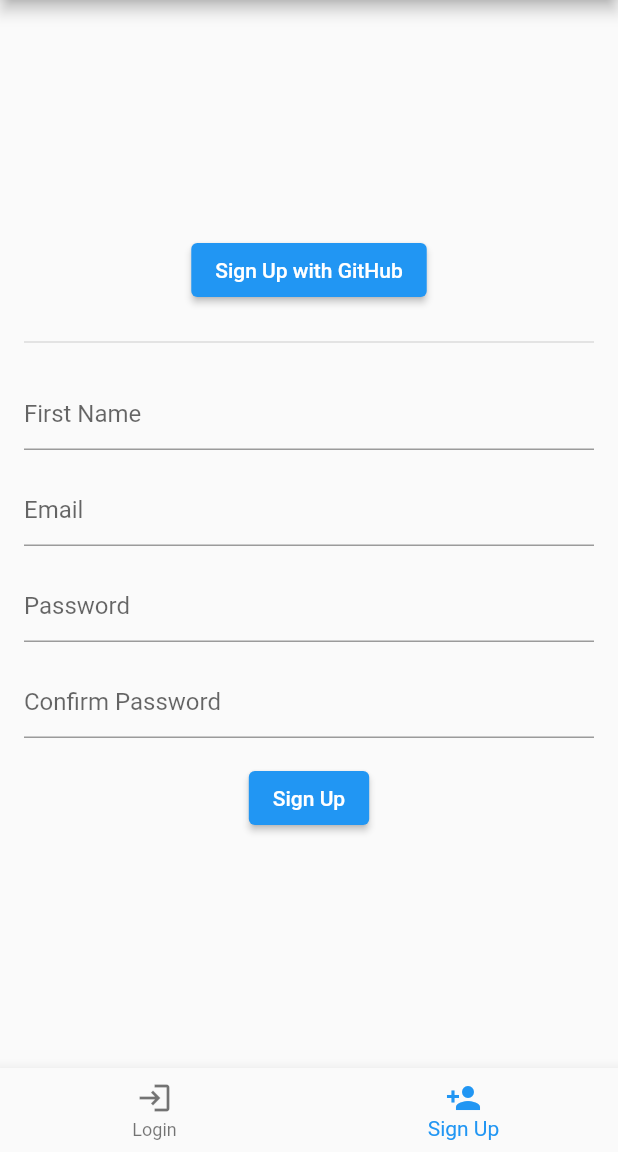
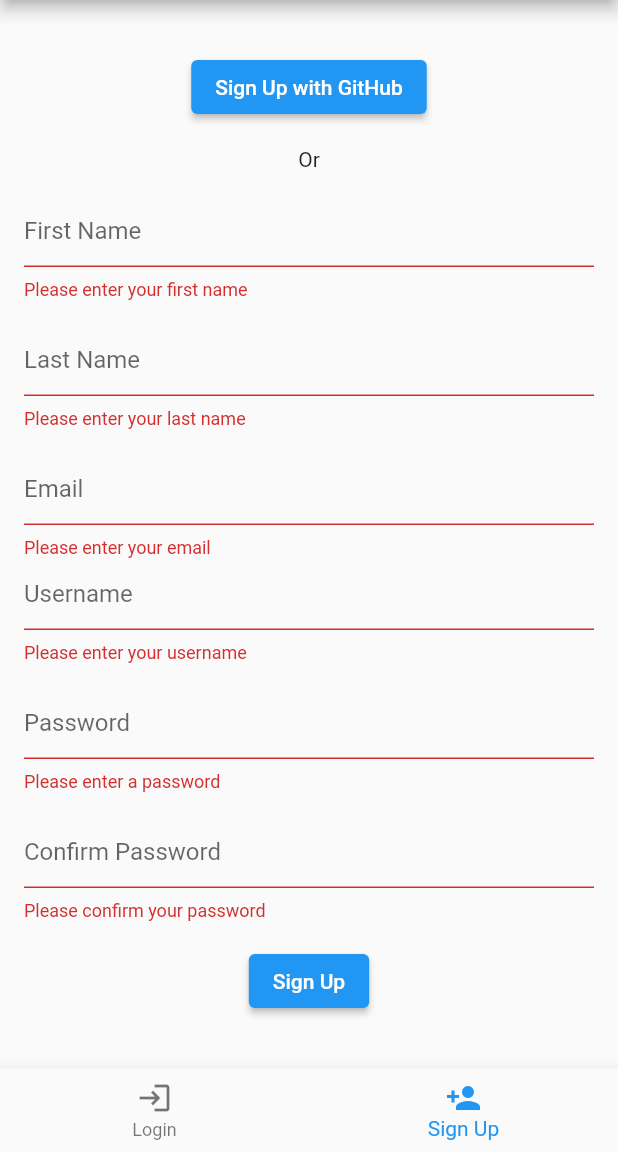
Before and after one commit to kgallego203/chipIn-video-content, a Flutter app: the screen it shows after launch, item 2 of the bottom bar chosen, after a tap on "Sign Up", on a phone screen of 412 x 824 dp, the part 84-1236 px from its top. Run offline on Flutter 3.47's test engine with Material 2 defaults, Android fonts, the phone set to English and light mode, and no system bars; our stand-ins replace appwrite; network calls fail.

Commit message:
authentication feature all done
includes...
- Functional login and signup
- Github OAuth

```diff
--- /dev/null
+++ b/lib/features/authentication/controller/auth_controller.dart
@@ -0,0 +1,87 @@
+import 'package:chipin_video_content/features/authentication/services/auth_service.dart';
+import 'package:chipin_video_content/features/home_page.dart';
+import 'package:flutter/material.dart';
+
+class LoginController {
+  final GlobalKey<FormState> formKey = GlobalKey<FormState>();
+  final TextEditingController emailController = TextEditingController();
+  final TextEditingController passwordController = TextEditingController();
+
+  Future<void> login(BuildContext context) async {
+    final email = emailController.text;
+    final password = passwordController.text;
+
+    try {
+      await AuthService.createSession(context, email, password);
+
+      emailController.text = '';
+      passwordController.text = '';
+
+      Navigator.of(context).push(
+        MaterialPageRoute(
+          builder: (context) => const HomePage(),
+        ),
+      );
+    } catch (error) {
+      ScaffoldMessenger.of(context).showSnackBar(
+        const SnackBar(
+          content: Text('Logged in successfully'),
+        ),
+      );
+    }
+  }
+}
+
+class SignUpController {
+  final GlobalKey<FormState> formKey = GlobalKey<FormState>();
+  final TextEditingController firstNameController = TextEditingController();
+  final TextEditingController lastNameController = TextEditingController();
+  final TextEditingController emailController = TextEditingController();
+  final TextEditingController usernameController = TextEditingController();
+  final TextEditingController passwordController = TextEditingController();
+  final TextEditingController confirmPasswordController =
+      TextEditingController();
+
+  Future<void> signUp(BuildContext context) async {
+    final firstname = firstNameController.text;
+    final lastname = lastNameController.text;
+    final email = emailController.text;
+    final username = usernameController.text;
+    final password = passwordController.text;
+
+    try {
+      await AuthService.createUser(
+        firstname,
+        lastname,
+        username,
+        email,
+        password,
+      );
+
+      firstNameController.text = '';
+      lastNameController.text = '';
+      emailController.text = '';
+      usernameController.text = '';
+      passwordController.text = '';
+      confirmPasswordController.text = '';
+
+      const snackBar = SnackBar(
+        content: Text('Account Created!'),
+      );
+      ScaffoldMessenger.of(context).showSnackBar(snackBar);
+
+      await AuthService.createSession(context, email, password);
+
+      Navigator.of(context).push(
+        MaterialPageRoute(
+          builder: (context) => const HomePage(),
+        ),
+      );
+    } catch (error) {
+      final snackbar = SnackBar(
+        content: Text('Error creating account: $error'),
+      );
+      ScaffoldMessenger.of(context).showSnackBar(snackbar);
+    }
+  }
+}
--- /dev/null
+++ b/lib/features/authentication/services/auth_service.dart
@@ -0,0 +1,52 @@
+import 'package:appwrite/appwrite.dart';
+import 'package:chipin_video_content/appwrite/appwrite_service.dart';
+import 'package:flutter/material.dart';
+
+class AuthService {
+  static final Client client = AppwriteService.getClient();
+  static final Account account = Account(client);
+  static final Databases databases = Databases(client);
+
+  // * Signup method
+  static Future<void> createUser(String firstname, String lastname,
+      String username, String email, String password) async {
+    try {
+      await account.create(
+        name: '$firstname $lastname',
+        userId: username,
+        email: email,
+        password: password,
+      );
+      print('User created successfully');
+    } catch (error) {
+      print('Error creating user: $error');
+      throw error;
+    }
+  }
+
+  // * Login method
+  static Future<void> createSession(
+      BuildContext context, String email, String password) async {
+    try {
+      await account.createEmailSession(
+        email: email,
+        password: password,
+      );
+      print('Session created successfully');
+    } catch (error) {
+      print('Error creating session: $error');
+      throw error;
+    }
+  }
+
+  // * Logout method
+  static Future<void> logout() async {
+    try {
+      await account.deleteSession(sessionId: 'current');
+      print('Logged out successfully');
+    } catch (e) {
+      print('Failed to logout: $e');
+      throw e;
+    }
+  }
+}
--- a/lib/features/authentication/views/login_view.dart
+++ b/lib/features/authentication/views/login_view.dart
@@ -1,26 +1,31 @@
+import 'package:chipin_video_content/features/authentication/controller/auth_controller.dart';
+import 'package:chipin_video_content/features/authentication/services/oauth_service.dart';
 import 'package:flutter/material.dart';
 
 class LoginView extends StatelessWidget {
-  const LoginView({super.key});
+  LoginView({super.key});
+  final loginController = LoginController();
 
   @override
   Widget build(BuildContext context) {
     return Padding(
       padding: const EdgeInsets.all(16),
       child: Form(
+        key: loginController.formKey,
         child: Column(
           mainAxisAlignment: MainAxisAlignment.center,
           children: [
             ElevatedButton(
-              onPressed: () {
-                // Add logic here
+              onPressed: () async {
+                await OAuthService.initiateGithubOAuth(context);
               },
               child: const Text('Login with GitHub'),
             ),
             const SizedBox(height: 16),
-            const Divider(thickness: 1),
+            const Text('Or'),
             const SizedBox(height: 16),
             TextFormField(
+              controller: loginController.emailController,
               decoration: const InputDecoration(
                 hintText: 'Email',
               ),
@@ -33,6 +38,7 @@
             ),
             const SizedBox(height: 16),
             TextFormField(
+              controller: loginController.passwordController,
               obscureText: true,
               decoration: const InputDecoration(
                 hintText: 'Password',
@@ -46,7 +52,12 @@
             ),
             const SizedBox(height: 16),
             ElevatedButton(
-              onPressed: () async {},
+              onPressed: () async {
+                if (loginController.formKey.currentState != null &&
+                    loginController.formKey.currentState!.validate()) {
+                  await loginController.login(context);
+                }
+              },
               child: const Text('Login'),
             ),
           ],
--- a/lib/features/authentication/views/signup_view.dart
+++ b/lib/features/authentication/views/signup_view.dart
@@ -1,7 +1,11 @@
+import 'package:chipin_video_content/features/authentication/controller/auth_controller.dart';
+import 'package:chipin_video_content/features/authentication/services/oauth_service.dart';
 import 'package:flutter/material.dart';
 
 class SignUpView extends StatelessWidget {
-  const SignUpView({super.key});
+  SignUpView({super.key});
+
+  final signUpController = SignUpController();
 
   @override
   Widget build(BuildContext context) {
@@ -11,17 +15,21 @@
         child: Column(
           children: [
             ElevatedButton(
-              onPressed: () {},
+              onPressed: () async {
+                await OAuthService.initiateGithubOAuth(context);
+              },
               child: const Text('Sign Up with GitHub'),
             ),
             const SizedBox(height: 16),
-            const Divider(thickness: 1),
+            const Text('Or'),
             const SizedBox(height: 16),
             Form(
+              key: signUpController.formKey,
               child: Column(
                 mainAxisAlignment: MainAxisAlignment.center,
                 children: [
                   TextFormField(
+                    controller: signUpController.firstNameController,
                     decoration: const InputDecoration(
                       hintText: 'First Name',
                     ),
@@ -34,6 +42,20 @@
                   ),
                   const SizedBox(height: 16),
                   TextFormField(
+                    controller: signUpController.lastNameController,
+                    decoration: const InputDecoration(
+                      hintText: 'Last Name',
+                    ),
+                    validator: (value) {
+                      if (value == null || value.isEmpty) {
+                        return 'Please enter your last name';
+                      }
+                      return null;
+                    },
+                  ),
+                  const SizedBox(height: 16),
+                  TextFormField(
+                    controller: signUpController.emailController,
                     decoration: const InputDecoration(
                       hintText: 'Email',
                     ),
@@ -48,8 +70,21 @@
                       return null;
                     },
                   ),
+                  TextFormField(
+                    controller: signUpController.usernameController,
+                    decoration: const InputDecoration(
+                      hintText: 'Username',
+                    ),
+                    validator: (value) {
+                      if (value == null || value.isEmpty) {
+                        return 'Please enter your username';
+                      }
+                      return null;
+                    },
+                  ),
                   const SizedBox(height: 16),
                   TextFormField(
+                    controller: signUpController.passwordController,
                     decoration: const InputDecoration(
                       hintText: 'Password',
                     ),
@@ -63,6 +98,7 @@
                   ),
                   const SizedBox(height: 16),
                   TextFormField(
+                    controller: signUpController.confirmPasswordController,
                     decoration: const InputDecoration(
                       hintText: 'Confirm Password',
                     ),
@@ -71,7 +107,7 @@
                       if (value == null || value.isEmpty) {
                         return 'Please confirm your password';
                       }
-                      if (value != '') {
+                      if (value != signUpController.passwordController.text) {
                         return 'Passwords do not match';
                       }
                       return null;
@@ -79,7 +115,12 @@
                   ),
                   const SizedBox(height: 16),
                   ElevatedButton(
-                    onPressed: () {},
+                    onPressed: () async {
+                      if (signUpController.formKey.currentState != null &&
+                          signUpController.formKey.currentState!.validate()) {
+                        await signUpController.signUp(context);
+                      }
+                    },
                     child: const Text('Sign Up'),
                   )
                 ],
```
Also changed, not shown: lib/features/authentication/services/oauth_service.dart (added, +28 -0 lines), lib/features/home_page.dart (+12 -0 lines).
